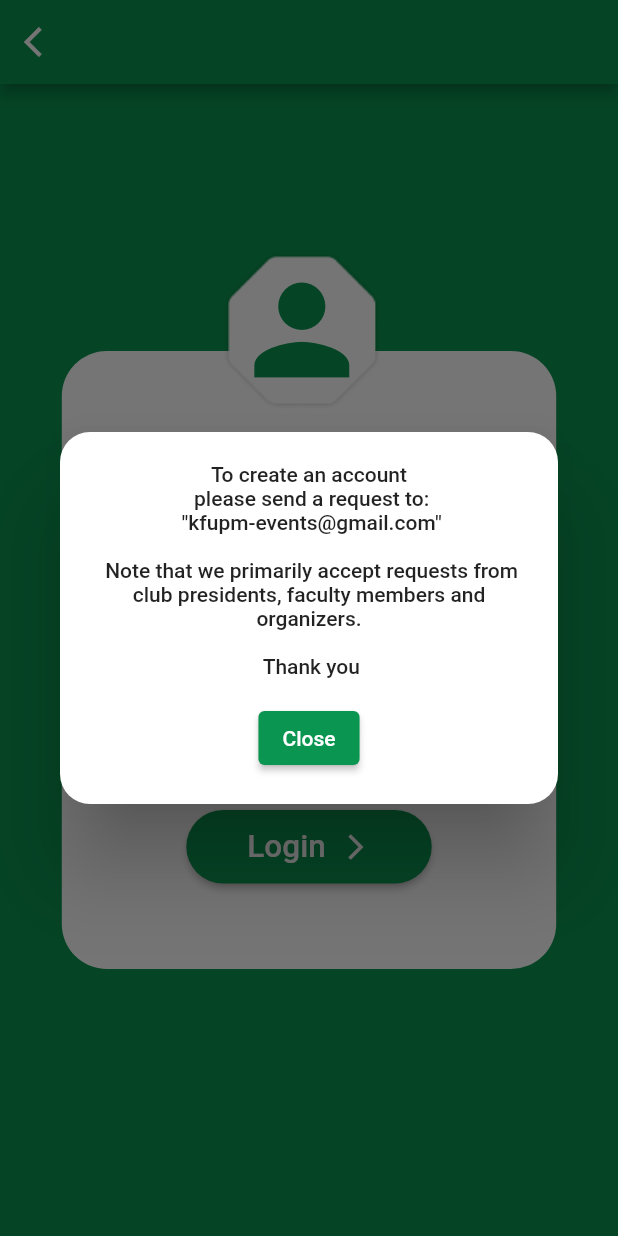
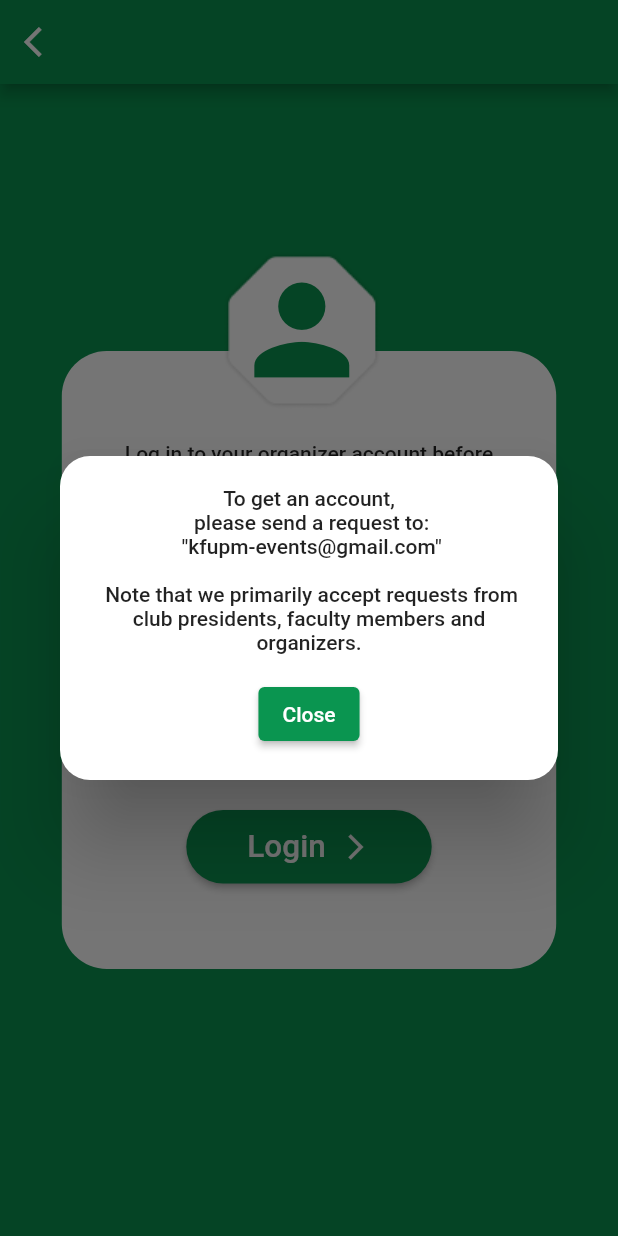
Before and after one commit to KFUPMCC/kfupm_events, a Flutter app: the LoginPage screen opened by its route, after a tap on "Click here", on a phone screen of 412 x 824 dp. Run offline on Flutter 3.47's test engine with Material 2 defaults, Android fonts, the light colour scheme and no system bars; our stand-ins replace firebase_auth, firebase_core, go_router; accounts and stored records are empty.

Commit message:
Complete login front&back end

```diff
--- a/lib/src/features/login/presentation/email_field.dart
+++ b/lib/src/features/login/presentation/email_field.dart
@@ -1,10 +1,18 @@
+// ignore_for_file: public_member_api_docs, sort_constructors_first
 import 'package:flutter/material.dart';
 
-class EmailField extends StatelessWidget {
+class EmailField extends StatefulWidget {
   const EmailField({
-    super.key,
-  });
+    Key? key,
+    required this.controller,
+  }) : super(key: key);
+  final TextEditingController controller;
 
+  @override
+  State<EmailField> createState() => _EmailFieldState();
+}
+
+class _EmailFieldState extends State<EmailField> {
   @override
   Widget build(BuildContext context) {
     return Padding(
@@ -12,7 +20,8 @@ class EmailField extends StatelessWidget {
       child: Stack(
         clipBehavior: Clip.none,
         children: [
-          TextField(
+          TextFormField(
+            controller: widget.controller,
             keyboardType: TextInputType
                 .emailAddress, // Optional, but may be useful to show the number keyboard
 
--- a/lib/src/features/login/presentation/login_button.dart
+++ b/lib/src/features/login/presentation/login_button.dart
@@ -1,19 +1,19 @@
+// ignore_for_file: public_member_api_docs, sort_constructors_first
 import 'package:flutter/material.dart';
-import 'package:go_router/go_router.dart';
+
 import 'package:kfupm_events/src/constants/constants.dart';
-import 'package:kfupm_events/src/routing/routes.dart';
 
 class LoginButton extends StatelessWidget {
-  const LoginButton({super.key});
-
+  const LoginButton({
+    Key? key,
+    required this.login,
+  }) : super(key: key);
+  final VoidCallback login;
   @override
   Widget build(BuildContext context) {
     final screenWidth = MediaQuery.of(context).size.width;
     return ElevatedButton(
-      onPressed: () {
-        // Add your onPressed code here
-        context.goNamed(AppRoute.register.name);
-      },
+      onPressed: login,
       style: ElevatedButton.styleFrom(
         backgroundColor: kGreenColor,
         shape: RoundedRectangleBorder(
--- a/lib/src/features/login/presentation/login_page.dart
+++ b/lib/src/features/login/presentation/login_page.dart
@@ -1,4 +1,5 @@
 import 'package:flutter/material.dart';
+import 'package:kfupm_events/src/features/login/application/login_auth.dart';
 import 'package:kfupm_events/src/features/login/presentation/email_field.dart';
 import 'package:kfupm_events/src/features/login/presentation/need_account.dart';
 import 'package:kfupm_events/src/features/login/presentation/login_button.dart';
@@ -6,8 +7,24 @@ import 'package:kfupm_events/src/features/login/presentation/login_logo.dart';
 import 'package:kfupm_events/src/features/login/presentation/password_field.dart';
 import '../../../constants/constants.dart';
 
-class LoginPage extends StatelessWidget {
+class LoginPage extends StatefulWidget {
   const LoginPage({super.key});
+
+  @override
+  State<LoginPage> createState() => _LoginPageState();
+}
+
+class _LoginPageState extends State<LoginPage> {
+  // Email password authintication
+  final TextEditingController emailController = TextEditingController();
+  final TextEditingController passwordController = TextEditingController();
+
+  @override
+  void dispose() {
+    super.dispose();
+    emailController.dispose();
+    passwordController.dispose();
+  }
 
   @override
   Widget build(BuildContext context) {
@@ -51,14 +68,15 @@ class LoginPage extends StatelessWidget {
                   child: LoginLogo(),
                 ),
                 //login credintials
-                Column(
-                  children: const [
-                    SizedBox(
+                Form(
+                  child: Column(
+                    children: [
+                      const SizedBox(
                         height: 30,
                       ),
-                    Padding(
-                      padding:
-                          EdgeInsets.symmetric(horizontal: 40.0, vertical: 30),
+                      const Padding(
+                        padding: EdgeInsets.symmetric(
+                            horizontal: 40.0, vertical: 30),
                         child: Text(
                           "Log in to your organizer account before creating an event.",
                           style: TextStyle(
@@ -69,20 +87,24 @@ class LoginPage extends StatelessWidget {
                       ),
 
                       // KFUPM ID field
-                    EmailField(),
-                    SizedBox(
+                      EmailField(controller: emailController),
+                      const SizedBox(
                         height: 30,
                       ),
                       // Password field
-                    PasswordField(),
+                      PasswordField(controller: passwordController),
                       // checkbox field
-                    NeedAccount(),
+                      const NeedAccount(),
                       // Login button
-                    SizedBox(
+                      const SizedBox(
                         height: 10,
                       ),
-                    LoginButton(),
+                      LoginButton(
+                        login: () => logInAuth(
+                            emailController, passwordController, context),
+                      ),
                     ],
+                  ),
                 )
               ],
             ),
--- a/lib/src/features/login/presentation/need_account.dart
+++ b/lib/src/features/login/presentation/need_account.dart
@@ -42,7 +42,7 @@ class SignUpPop extends StatelessWidget {
           mainAxisSize: MainAxisSize.min,
           children: [
             const Text(
-              'To create an account\n please send a request to: \n "kfupm-events@gmail.com" \n\n Note that we primarily accept requests from club presidents, faculty members and organizers. \n\n Thank you',
+              'To get an account,\n please send a request to: \n "kfupm-events@gmail.com" \n\n Note that we primarily accept requests from club presidents, faculty members and organizers.',
               textAlign: TextAlign.center,
               style: TextStyle(fontSize: 14.0, fontWeight: FontWeight.w500),
             ),
--- a/lib/src/features/login/presentation/password_field.dart
+++ b/lib/src/features/login/presentation/password_field.dart
@@ -1,10 +1,12 @@
+// ignore_for_file: public_member_api_docs, sort_constructors_first
 import 'package:flutter/material.dart';
 
 class PasswordField extends StatefulWidget {
   const PasswordField({
-    super.key,
-  });
-
+    Key? key,
+    required this.controller,
+  }) : super(key: key);
+final TextEditingController controller;
   @override
   State<PasswordField> createState() => _PasswordFieldState();
 }
@@ -19,7 +21,8 @@ class _PasswordFieldState extends State<PasswordField> {
       child: Stack(
         clipBehavior: Clip.none,
         children: [
-          TextField(
+          TextFormField(
+            controller: widget.controller,
             obscureText: _obscureText,
             decoration: InputDecoration(
               hintStyle: const TextStyle(color: Colors.grey, fontSize: 15),
```
Also changed, not shown: lib/src/features/login/application/login_auth.dart (added, +105 -0 lines). Lines whose indentation alone changed are shown as unchanged.
